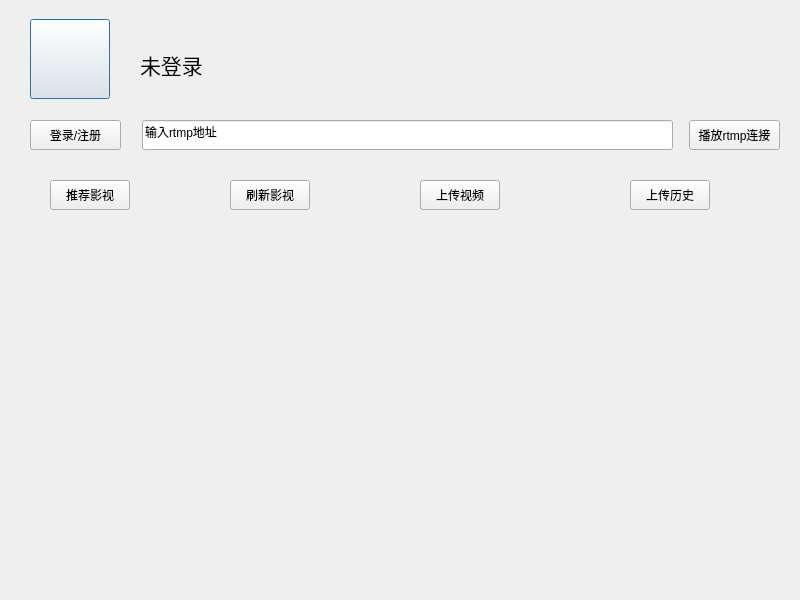
Qt form onlinedialog.ui (wml1826/short-form-video) before a commit.
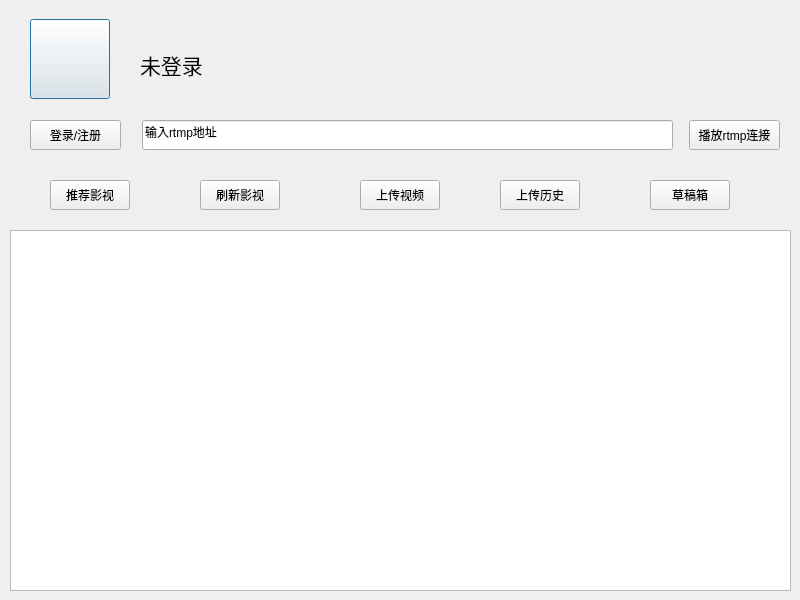
The same form after that commit. The open tabs and pages were chosen to show the change. Custom widgets are drawn as their Qt base class.

What changed in the file:
```diff
--- a/onlinedialog.ui
+++ b/onlinedialog.ui
@@ -111,7 +111,7 @@
   <widget class="QPushButton" name="pb_fresh">
    <property name="geometry">
     <rect>
-     <x>230</x>
+     <x>200</x>
      <y>180</y>
      <width>80</width>
      <height>30</height>
@@ -124,7 +124,7 @@
   <widget class="QPushButton" name="pb_upload">
    <property name="geometry">
     <rect>
-     <x>420</x>
+     <x>360</x>
      <y>180</y>
      <width>80</width>
      <height>30</height>
@@ -137,7 +137,7 @@
   <widget class="QPushButton" name="pb_uploadHistory">
    <property name="geometry">
     <rect>
-     <x>630</x>
+     <x>500</x>
      <y>180</y>
      <width>80</width>
      <height>30</height>
@@ -463,6 +463,31 @@
      </property>
     </widget>
    </widget>
+   <widget class="QWidget" name="page_3">
+    <widget class="QListWidget" name="lw_drafts">
+     <property name="geometry">
+      <rect>
+       <x>10</x>
+       <y>10</y>
+       <width>781</width>
+       <height>361</height>
+      </rect>
+     </property>
+    </widget>
+   </widget>
+  </widget>
+  <widget class="QPushButton" name="pb_draft">
+   <property name="geometry">
+    <rect>
+     <x>650</x>
+     <y>180</y>
+     <width>80</width>
+     <height>30</height>
+    </rect>
+   </property>
+   <property name="text">
+    <string>草稿箱</string>
+   </property>
   </widget>
  </widget>
  <customwidgets>
```
Left out of the diff: 2 changed lines with no effect on the pictures.
